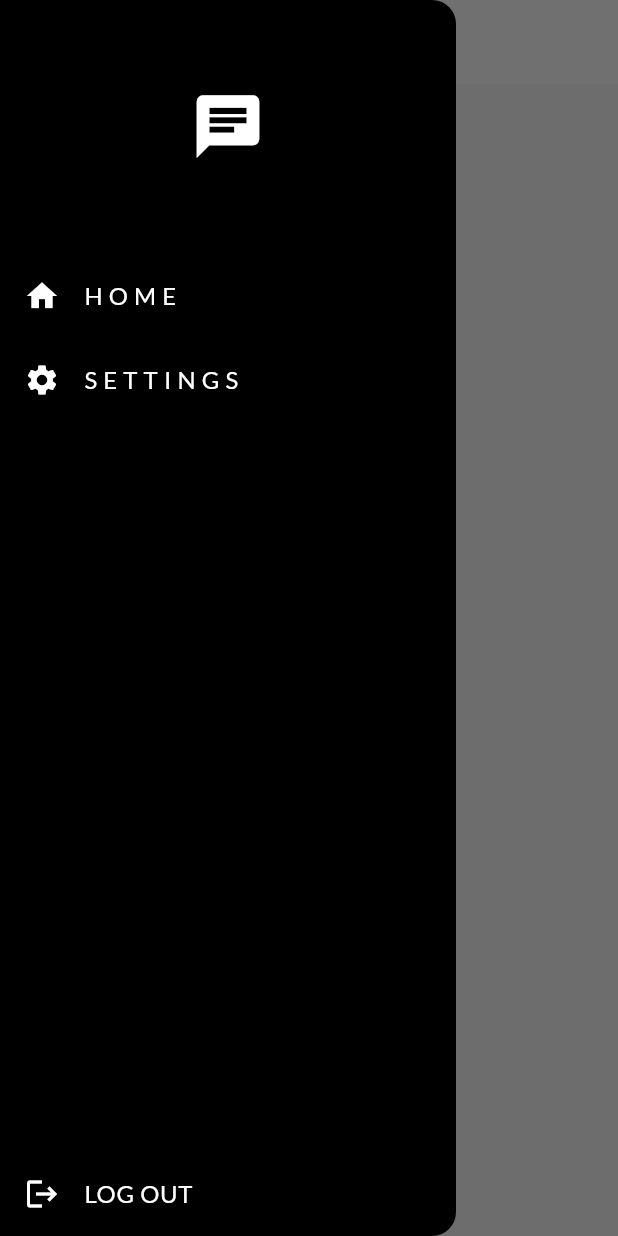
After one commit to ChinmayMangela/chat_application, a Flutter app: the screen it shows once a user with an empty profile is signed in, with the side drawer open, on a phone screen of 412 x 824 dp. The commit adds this screen. Run offline on Flutter 3.47's test engine with Material 3 defaults, Android fonts, the phone set to English and light mode, and no system bars; our stand-ins replace animated_splash_screen, firebase_auth, firebase_core, google_fonts, lottie; accounts and stored records are empty; project files that could hold a hidden picture were left out.

Commit message:
Refactor authentication service code for conciseness and cleanliness; implement drawer component

```diff
--- a/lib/features/authentication/presentation/screens/auth_gate.dart
+++ b/lib/features/authentication/presentation/screens/auth_gate.dart
@@ -8,8 +8,7 @@ class AuthGate extends StatelessWidget {
 
   @override
   Widget build(BuildContext context) {
-    return Scaffold(
-      body: StreamBuilder(
+    return StreamBuilder(
       stream: FirebaseAuth.instance.authStateChanges(),
       builder: (context, snapshot) {
         if (snapshot.connectionState == ConnectionState.waiting) {
@@ -22,7 +21,7 @@ class AuthGate extends StatelessWidget {
         } else {
           return const LoginOrSignup();
         }
-          }),
+      },
     );
   }
 }
--- /dev/null
+++ b/lib/features/authentication/presentation/widgets/drawer/drawer_tile.dart
@@ -0,0 +1,21 @@
+import 'package:flutter/material.dart';
+
+class DrawerTile extends StatelessWidget {
+  const DrawerTile(
+      {super.key, required this.icon, required this.label, required this.onTap,});
+
+  final IconData icon;
+  final String label;
+  final void Function() onTap;
+
+  @override
+  Widget build(BuildContext context) {
+    return ListTile(
+      onTap: onTap,
+      leading: Icon(icon, color: Colors.white),
+      title: Text(label, style: Theme.of(context).textTheme.bodyLarge!.copyWith(
+        color: Theme.of(context).colorScheme.tertiary,
+      ),),
+    );
+  }
+}
--- /dev/null
+++ b/lib/features/authentication/presentation/widgets/drawer/my_drawer.dart
@@ -0,0 +1,52 @@
+import 'package:chat_app/features/authentication/presentation/widgets/drawer/drawer_tile.dart';
+import 'package:chat_app/main.dart';
+import 'package:chat_app/services/authentication/authentication_service.dart';
+import 'package:chat_app/utils/utils.dart';
+import 'package:flutter/material.dart';
+
+class MyDrawer extends StatelessWidget {
+  const MyDrawer({super.key});
+
+  @override
+  Widget build(BuildContext context) {
+    final AuthenticationService authenticationService = AuthenticationService();
+    return Drawer(
+      backgroundColor: Theme.of(context).colorScheme.secondary,
+      child: Column(
+        mainAxisAlignment: MainAxisAlignment.spaceBetween,
+        children: [
+          Column(
+            children: [
+              const DrawerHeader(
+                child: Icon(
+                  Icons.chat,
+                  size: 50,
+                  color: Colors.white,
+                ),
+              ),
+              DrawerTile(
+                icon: Icons.home,
+                label: 'H O M E',
+                onTap: () {},
+              ),
+              DrawerTile(
+                icon: Icons.settings,
+                label: 'S E T T I N G S',
+                onTap: () {},
+              ),
+            ],
+          ),
+          DrawerTile(
+            icon: Icons.logout,
+            label: 'LOG OUT',
+            onTap: () {
+              Utils.showCircularProgressIndicator(context);
+              authenticationService.signOut();
+              navigatorKey.currentState?.popUntil((route) => route.isFirst);
+            },
+          ),
+        ],
+      ),
+    );
+  }
+}
--- a/lib/main.dart
+++ b/lib/main.dart
@@ -12,12 +12,16 @@ void main() async {
   runApp(const MyApp());
 }
 
+final navigatorKey = GlobalKey<NavigatorState>();
+final messengerKey = GlobalKey<ScaffoldMessengerState>();
+
 class MyApp extends StatelessWidget {
   const MyApp({super.key});
 
   @override
   Widget build(BuildContext context) {
     return MaterialApp(
+      navigatorKey: navigatorKey,
       theme: lightMode,
       home: const SplashScreen(),
     );
```
Also changed, not shown: lib/features/authentication/presentation/screens/log_in_screen.dart (+12 -18 lines), lib/features/authentication/presentation/screens/sign_up_screen.dart (+14 -16 lines), lib/features/chat/presentation/screens/users_list_screen.dart (+3 -11 lines), lib/services/authentication/authentication_service.dart (+9 -7 lines), lib/utils/utils.dart (+17 -6 lines). Lines whose indentation alone changed are shown as unchanged.
